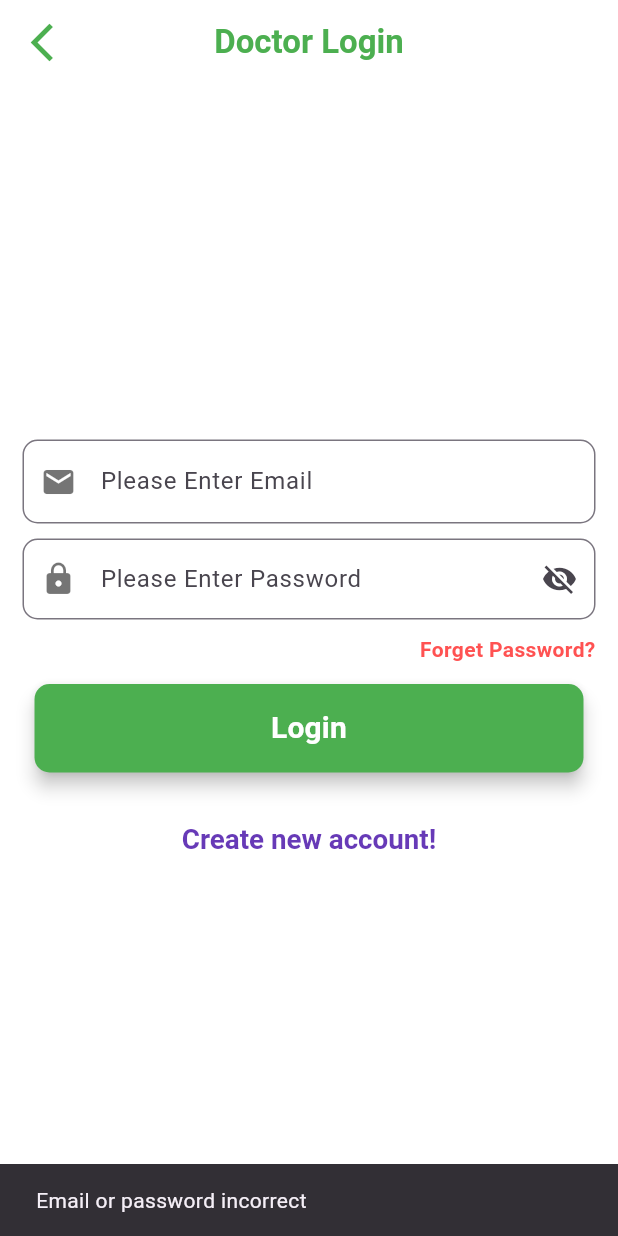
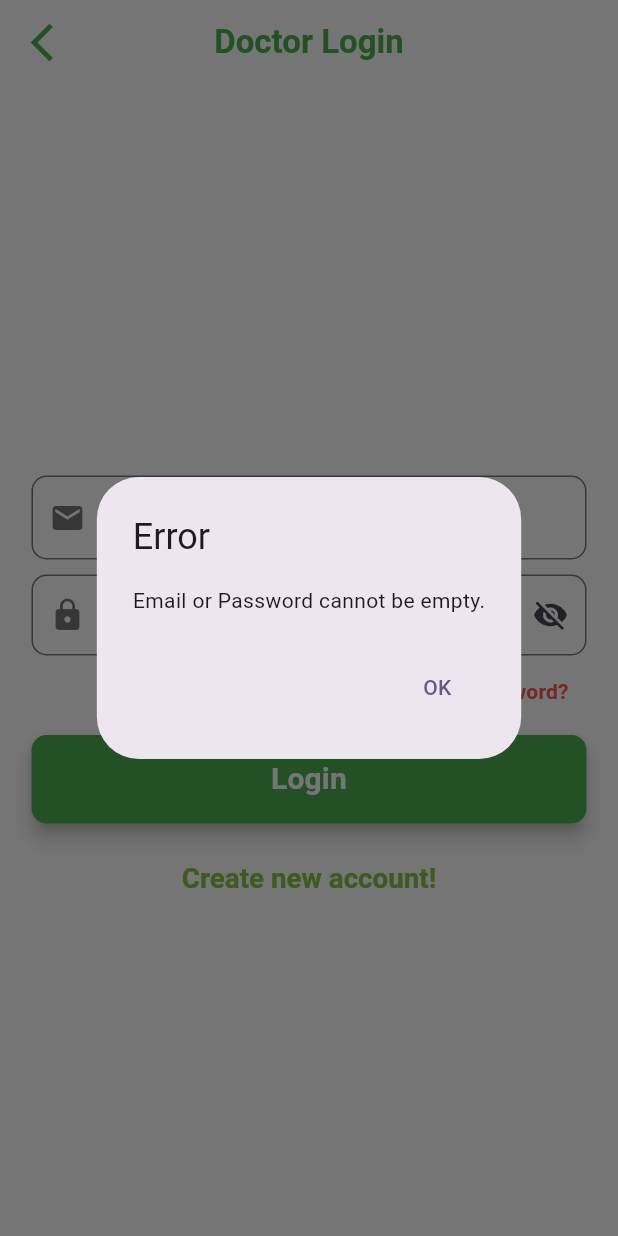
Before and after one commit to asifjahan1/Pet-Care-App, a Flutter app: the DoctorPage screen opened directly, after a tap on "Login", on a phone screen of 412 x 824 dp. Run offline on Flutter 3.47's test engine with Material 3 defaults, Android fonts, the phone set to English and light mode, and no system bars; our stand-ins replace cloud_firestore, firebase_auth, firebase_core, lottie; accounts and stored records are empty.

```diff
--- a/pet_care_app/lib/Pages/Doctor/doctor_login.dart
+++ b/pet_care_app/lib/Pages/Doctor/doctor_login.dart
@@ -17,6 +17,34 @@ class _DoctorPageState extends State<DoctorPage> {
   final TextEditingController passwordController = TextEditingController();
   final AuthService authService = AuthService();
   bool _obsecureText = true;
+
+  void _showErrorDialog(String message) {
+    showDialog(
+      context: context,
+      builder: (BuildContext context) {
+        return AlertDialog(
+          title: const Text("Error"),
+          content: Text(message),
+          actions: [
+            TextButton(
+              onPressed: () {
+                Navigator.of(context).pop();
+              },
+              child: const Text("OK"),
+            ),
+          ],
+        );
+      },
+    );
+  }
+
+  void handleLogin(BuildContext context) {
+    // Navigate to the desired page after successful login
+    Navigator.pushReplacement(
+      context,
+      MaterialPageRoute(builder: (context) => const WelcomePage()),
+    );
+  }
 
   @override
   Widget build(BuildContext context) {
@@ -45,11 +73,15 @@ class _DoctorPageState extends State<DoctorPage> {
         centerTitle: true,
       ),
       body: Center(
+        child: ConstrainedBox(
+          constraints: BoxConstraints(maxWidth: 400),
           child: Padding(
             padding: const EdgeInsets.all(15.0),
             child: Column(
               mainAxisAlignment: MainAxisAlignment.center,
+              mainAxisSize: MainAxisSize.min,
               children: [
+                const SizedBox(height: 50),
                 TextField(
                   controller: emailController,
                   decoration: InputDecoration(
@@ -83,12 +115,11 @@ class _DoctorPageState extends State<DoctorPage> {
                     hintText: 'Please Enter Password',
                   ),
                 ),
-              SizedBox(height: 10),
                 Row(
                   mainAxisAlignment: MainAxisAlignment.end,
                   children: [
-                  GestureDetector(
-                    onTap: () {
+                    TextButton(
+                      onPressed: () {
                         Navigator.of(context).push(MaterialPageRoute(
                             builder: (context) => const ForgetPassword()));
                       },
@@ -103,32 +134,25 @@ class _DoctorPageState extends State<DoctorPage> {
                   ],
                 ),
                 const SizedBox(height: 5),
-              Padding(
-                padding: const EdgeInsets.all(8.0),
-                child: MaterialButton(
+                MaterialButton(
                   elevation: 5,
                   color: Colors.green,
                   padding: const EdgeInsets.fromLTRB(20, 15, 20, 15),
                   minWidth: MediaQuery.of(context).size.width,
                   onPressed: () async {
-                    bool success = await authService.login(
-                      emailController.text,
-                      passwordController.text,
-                    );
+                    String email = emailController.text;
+                    String password = passwordController.text;
+
+                    if (email.isEmpty || password.isEmpty) {
+                      _showErrorDialog("Email or Password cannot be empty.");
+                    } else {
+                      bool success = await authService.login(email, password);
 
                       if (success) {
-                      // ignore: use_build_context_synchronously
-                      Navigator.pushReplacement(
-                        context,
-                        MaterialPageRoute(
-                            builder: (context) => const DoctorProfile()),
-                      );
+                        handleLogin(context);
                       } else {
-                      ScaffoldMessenger.of(context).showSnackBar(
-                        const SnackBar(
-                          content: Text('Email or password incorrect'),
-                        ),
-                      );
+                        _showErrorDialog("Email or Password incorrect.");
+                      }
                     }
                   },
                   shape: RoundedRectangleBorder(
@@ -144,13 +168,12 @@ class _DoctorPageState extends State<DoctorPage> {
                     ),
                   ),
                 ),
-              ),
                 const SizedBox(height: 10),
                 TextButton(
                   onPressed: () {
                     if (mounted) {
                       Navigator.of(context).push(MaterialPageRoute(
-                        builder: (context) => const DoctorRegistration()));
+                          builder: (context) => const DoctorProfile()));
                     }
                   },
                   child: Padding(
@@ -165,10 +188,9 @@ class _DoctorPageState extends State<DoctorPage> {
                           TextSpan(
                             text: 'Create new account!',
                             style: TextStyle(
-                            color: Colors.deepPurple,
+                              color: Colors.lightGreen,
                               fontSize: 18.5,
                               fontWeight: FontWeight.bold,
-                            // decoration: TextDecoration.underline,
                             ),
                           ),
                         ],
@@ -180,6 +202,7 @@ class _DoctorPageState extends State<DoctorPage> {
             ),
           ),
         ),
+      ),
     );
   }
 }
```
Also changed, not shown: pet_care_app/lib/Pages/Doctor/doctor_registration_page.dart (+15 -31 lines). Lines whose indentation alone changed are shown as unchanged.
